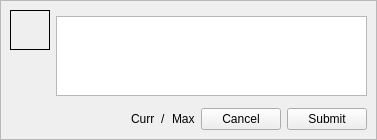
dmzdev/stance, file ui/CommentAdd.ui: the form before one commit.
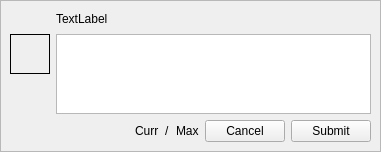
The form after the commit.

```diff
--- a/ui/CommentAdd.ui
+++ b/ui/CommentAdd.ui
@@ -6,8 +6,8 @@
    <rect>
     <x>0</x>
     <y>0</y>
-    <width>377</width>
-    <height>140</height>
+    <width>381</width>
+    <height>152</height>
    </rect>
   </property>
   <property name="windowTitle">
@@ -156,7 +156,11 @@
        </spacer>
       </item>
       <item row="0" column="1">
-       <layout class="QHBoxLayout" name="labelLayout"/>
+       <widget class="QLabel" name="label">
+        <property name="text">
+         <string>TextLabel</string>
+        </property>
+       </widget>
       </item>
      </layout>
     </widget>
```
